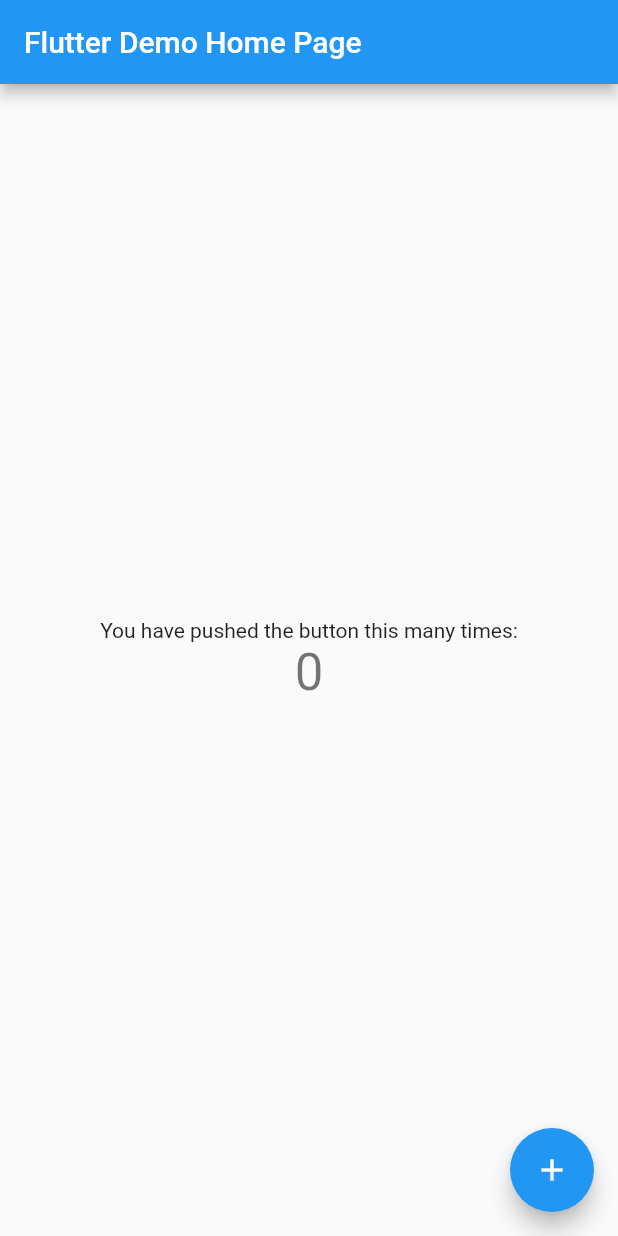
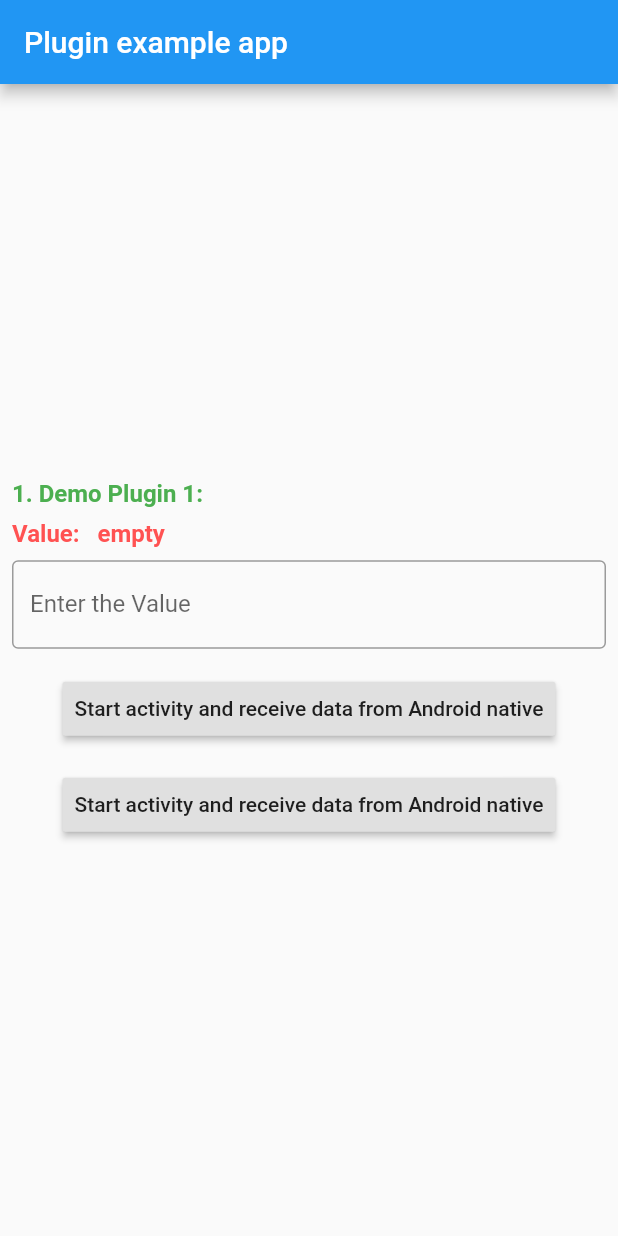
Before and after one commit to kaneki2610/FlutterCore, a Flutter app: the screen it shows after launch, on a phone screen of 412 x 824 dp. Run offline on Flutter 3.47's test engine with Material 2 defaults, Android fonts, the phone set to English and light mode, and no system bars; missing offline and left inert: fluttervnpt.

Commit message:
add plugin 1

```diff
--- a/lib/main.dart
+++ b/lib/main.dart
@@ -1,29 +1,18 @@
 import 'package:flutter/material.dart';
+import 'package:flutter/services.dart';
+import 'package:fluttervnpt/fluttervnpt.dart';
 
 void main() {
   runApp(MyApp());
 }
 
 class MyApp extends StatelessWidget {
-  // This widget is the root of your application.
   @override
   Widget build(BuildContext context) {
     return MaterialApp(
       title: 'Flutter Demo',
       theme: ThemeData(
-        // This is the theme of your application.
-        //
-        // Try running your application with "flutter run". You'll see the
-        // application has a blue toolbar. Then, without quitting the app, try
-        // changing the primarySwatch below to Colors.green and then invoke
-        // "hot reload" (press "r" in the console where you ran "flutter run",
-        // or simply save your changes to "hot reload" in a Flutter IDE).
-        // Notice that the counter didn't reset back to zero; the application
-        // is not restarted.
         primarySwatch: Colors.blue,
-        // This makes the visual density adapt to the platform that you run
-        // the app on. For desktop platforms, the controls will be smaller and
-        // closer together (more dense) than on mobile platforms.
         visualDensity: VisualDensity.adaptivePlatformDensity,
       ),
       home: MyHomePage(title: 'Flutter Demo Home Page'),
@@ -34,15 +23,6 @@ class MyApp extends StatelessWidget {
 class MyHomePage extends StatefulWidget {
   MyHomePage({Key key, this.title}) : super(key: key);
 
-  // This widget is the home page of your application. It is stateful, meaning
-  // that it has a State object (defined below) that contains fields that affect
-  // how it looks.
-
-  // This class is the configuration for the state. It holds the values (in this
-  // case the title) provided by the parent (in this case the App widget) and
-  // used by the build method of the State. Fields in a Widget subclass are
-  // always marked "final".
-
   final String title;
 
   @override
@@ -50,68 +30,95 @@ class MyHomePage extends StatefulWidget {
 }
 
 class _MyHomePageState extends State<MyHomePage> {
-  int _counter = 0;
-
-  void _incrementCounter() {
-    setState(() {
-      // This call to setState tells the Flutter framework that something has
-      // changed in this State, which causes it to rerun the build method below
-      // so that the display can reflect the updated values. If we changed
-      // _counter without calling setState(), then the build method would not be
-      // called again, and so nothing would appear to happen.
-      _counter++;
-    });
-  }
+  String _deviceInfo = "empty";
+  TextEditingController controller = TextEditingController();
+  bool _validate = false;
 
   @override
   Widget build(BuildContext context) {
-    // This method is rerun every time setState is called, for instance as done
-    // by the _incrementCounter method above.
-    //
-    // The Flutter framework has been optimized to make rerunning build methods
-    // fast, so that you can just rebuild anything that needs updating rather
-    // than having to individually change instances of widgets.
     return Scaffold(
       appBar: AppBar(
-        // Here we take the value from the MyHomePage object that was created by
-        // the App.build method, and use it to set our appbar title.
-        title: Text(widget.title),
+        title: const Text('Plugin example app'),
       ),
       body: Center(
-        // Center is a layout widget. It takes a single child and positions it
-        // in the middle of the parent.
+        child: Container(
+          margin: EdgeInsets.only(left: 8, right: 8),
           child: Column(
-          // Column is also a layout widget. It takes a list of children and
-          // arranges them vertically. By default, it sizes itself to fit its
-          // children horizontally, and tries to be as tall as its parent.
-          //
-          // Invoke "debug painting" (press "p" in the console, choose the
-          // "Toggle Debug Paint" action from the Flutter Inspector in Android
-          // Studio, or the "Toggle Debug Paint" command in Visual Studio Code)
-          // to see the wireframe for each widget.
-          //
-          // Column has various properties to control how it sizes itself and
-          // how it positions its children. Here we use mainAxisAlignment to
-          // center the children vertically; the main axis here is the vertical
-          // axis because Columns are vertical (the cross axis would be
-          // horizontal).
+            crossAxisAlignment: CrossAxisAlignment.center,
             mainAxisAlignment: MainAxisAlignment.center,
             children: <Widget>[
+              Column(
+                mainAxisAlignment: MainAxisAlignment.start,
+                crossAxisAlignment: CrossAxisAlignment.start,
+                children: <Widget>[
                   Text(
-              'You have pushed the button this many times:',
+                    "1. Demo Plugin 1:",
+                    style:
+                    TextStyle(fontSize: 16, fontWeight: FontWeight.bold, color: Colors.green),
                   ),
+                  SizedBox(height: 8),
                   Text(
-              '$_counter',
-              style: Theme.of(context).textTheme.headline4,
+                    "Value:   ${this._deviceInfo}",
+                    style: TextStyle(
+                        color: Colors.redAccent, fontSize: 16, fontWeight: FontWeight.bold),
                   ),
+                  SizedBox(height: 8),
+                  TextField(
+                      controller: controller,
+                      decoration: InputDecoration(
+                        border: OutlineInputBorder(),
+                        labelText: 'Enter the Value',
+                        errorText: this._validate ? 'Value Can\'t Be Empty' : null,
+                      ))
+                ],
+              ),
+              SizedBox(height: 16),
+              RaisedButton(
+                padding: EdgeInsets.all(8),
+                onPressed: () {
+                  this.gotoFlutterPlugin1();
+                },
+                child: Text("Start activity and receive data from Android native"),
+              ),
+              SizedBox(height: 16),
+              RaisedButton(
+                padding: EdgeInsets.all(8),
+                onPressed: () {
+                  this.gotoFlutterPlugin1();
+                },
+                child: Text("Start activity and receive data from Android native"),
+              )
             ],
           ),
         ),
-      floatingActionButton: FloatingActionButton(
-        onPressed: _incrementCounter,
-        tooltip: 'Increment',
-        child: Icon(Icons.add),
-      ), // This trailing comma makes auto-formatting nicer for build methods.
+      ),
     );
   }
+
+  void gotoFlutterPlugin1() async {
+    print(controller.text);
+    if (controller.text.isEmpty) {
+      setState(() {
+        this._validate = true;
+      });
+    } else {
+      setState(() {
+        this._validate = false;
+      });
+      try {
+        Map<String, dynamic> param = {};
+        param["type"] = this.controller.text;
+        String result = await FlutterVnpt().getDeviceInfo(param);
+        if (result != null) {
+          this._deviceInfo = result;
+        } else {
+          this._deviceInfo = "null";
         }
+        this.controller.clear();
+        setState(() {});
+      } on PlatformException catch (e) {
+        this._deviceInfo = e.message;
+      }
+    }
+  }
+}
--- a/pubspec.yaml
+++ b/pubspec.yaml
@@ -28,6 +28,8 @@ dependencies:
   # The following adds the Cupertino Icons font to your application.
   # Use with the CupertinoIcons class for iOS style icons.
   cupertino_icons: ^0.1.3
+  fluttervnpt:
+    git: git://github.com/kaneki2610/plugin_example.git
 
 dev_dependencies:
   flutter_test:
```
Also changed, not shown: pubspec.lock. Lines whose indentation alone changed are shown as unchanged.
